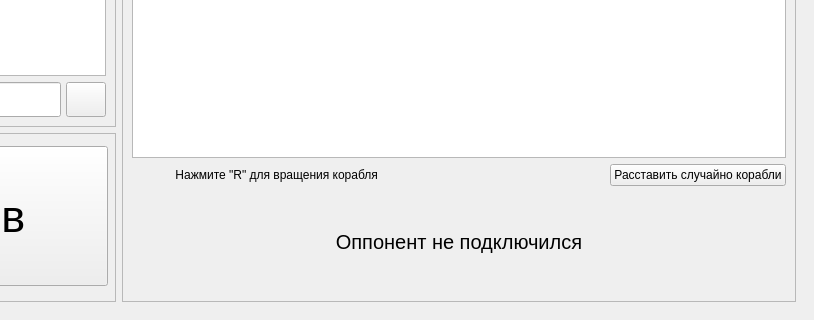
Bananka123321/Sea_Battle, file Sea_Battle_Client/UI/mainwindow.ui: the form before one commit; both pictures show x 202 to 1016 and y 400 to 720 of the 1016 by 720 pixel window.
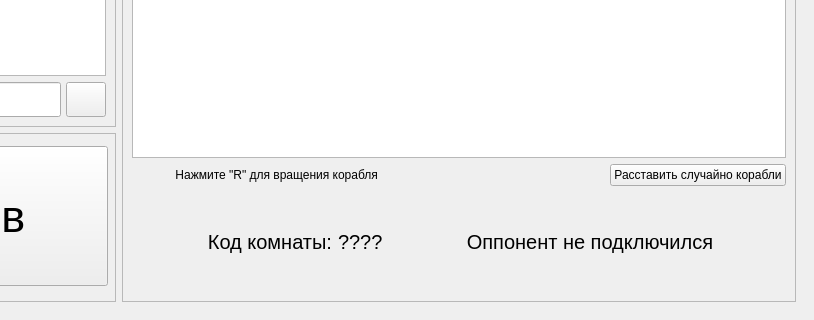
The form after the commit. The open tabs and pages were chosen to show the change. Icons and pictures are not drawn.

Commit message: Обновление GUI

```diff
--- a/Sea_Battle_Client/UI/mainwindow.ui
+++ b/Sea_Battle_Client/UI/mainwindow.ui
@@ -633,26 +633,46 @@
           <layout class="QGridLayout" name="gridLayout_6">
            <item row="0" column="0">
             <layout class="QGridLayout" name="gridLayout_3">
-             <item row="0" column="0">
-              <widget class="QGraphicsView" name="graphicsView">
-               <property name="toolTip">
-                <string/>
+             <item row="2" column="1">
+              <widget class="QLabel" name="CodeRoomLabel">
+               <property name="maximumSize">
+                <size>
+                 <width>50</width>
+                 <height>16777215</height>
+                </size>
                </property>
-               <property name="lineWidth">
-                <number>1</number>
+               <property name="font">
+                <font>
+                 <pointsize>15</pointsize>
+                </font>
                </property>
-               <property name="backgroundBrush">
-                <brush brushstyle="NoBrush">
-                 <color alpha="255">
-                  <red>255</red>
-                  <green>255</green>
-                  <blue>255</blue>
-                 </color>
-                </brush>
+               <property name="text">
+                <string>????</string>
                </property>
               </widget>
              </item>
-             <item row="1" column="0">
+             <item row="2" column="0">
+              <widget class="QLabel" name="Static_RoomLabel">
+               <property name="maximumSize">
+                <size>
+                 <width>200</width>
+                 <height>16777215</height>
+                </size>
+               </property>
+               <property name="font">
+                <font>
+                 <pointsize>15</pointsize>
+                </font>
+               </property>
+               <property name="text">
+                <string>Код комнаты:</string>
+               </property>
+               <property name="alignment">
+                <set>Qt::AlignmentFlag::AlignRight|Qt::AlignmentFlag::AlignTrailing|Qt::AlignmentFlag::AlignVCenter</set>
+               </property>
+              </widget>
+             </item>
+             <item row="1" column="0" colspan="3">
               <layout class="QHBoxLayout" name="horizontalLayout_6">
                <item>
                 <widget class="QLabel" name="RHintLabel">
@@ -701,8 +721,27 @@
                </item>
               </layout>
              </item>
-             <item row="2" column="0">
-              <widget class="QLabel" name="label">
+             <item row="0" column="0" colspan="3">
+              <widget class="QGraphicsView" name="graphicsView">
+               <property name="toolTip">
+                <string/>
+               </property>
+               <property name="lineWidth">
+                <number>1</number>
+               </property>
+               <property name="backgroundBrush">
+                <brush brushstyle="NoBrush">
+                 <color alpha="255">
+                  <red>255</red>
+                  <green>255</green>
+                  <blue>255</blue>
+                 </color>
+                </brush>
+               </property>
+              </widget>
+             </item>
+             <item row="2" column="2">
+              <widget class="QLabel" name="OPConnectLabel">
                <property name="minimumSize">
                 <size>
                  <width>0</width>
```
Left out of the diff: 19 changed lines with no effect on the pictures. The commit also changes 6 other files.
